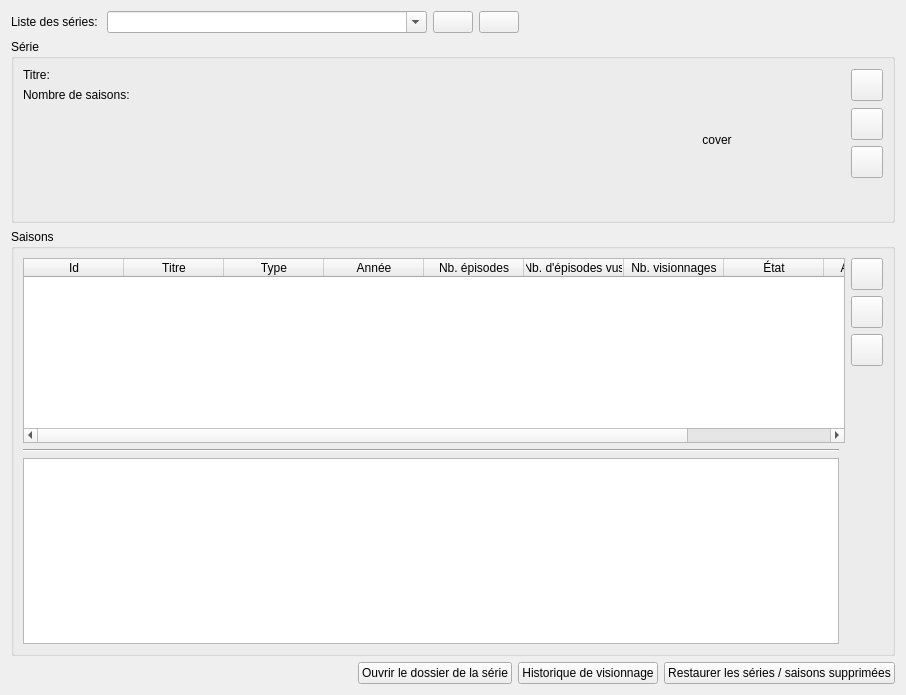
seigneurfuo/MyAnimeManager3, file src/ui/tabs/full_list_tab.ui: the form before one commit.
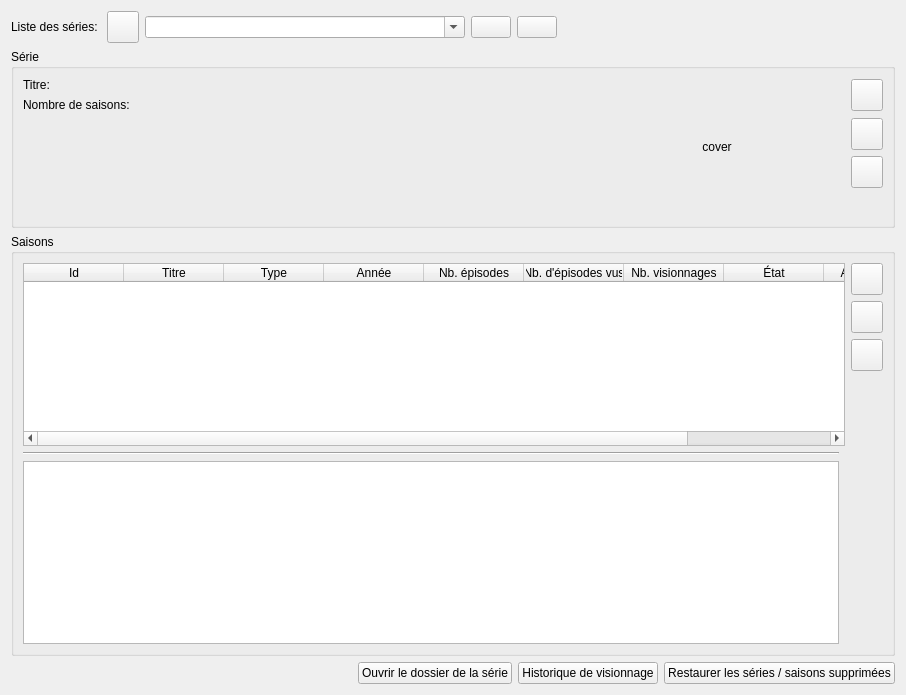
The form after the commit. Icons and pictures are not drawn.

Commit message: Ajout d'un bouton à coté de la zone de rechercher / sélécteur afin de rechercher plus simplement dans le champ.

The edit to the form file:
```diff
--- a/src/ui/tabs/full_list_tab.ui
+++ b/src/ui/tabs/full_list_tab.ui
@@ -16,38 +16,7 @@
   <layout class="QVBoxLayout" name="verticalLayout_3" stretch="0,0,0,0">
    <item>
     <layout class="QGridLayout" name="gridLayout">
-     <item row="0" column="3">
-      <widget class="QPushButton" name="next_serie_button">
-       <property name="text">
-        <string/>
-       </property>
-       <property name="icon">
-        <iconset>
-         <normaloff>../../resources/icons/arrow.png</normaloff>../../resources/icons/arrow.png</iconset>
-       </property>
-      </widget>
-     </item>
-     <item row="0" column="0">
-      <widget class="QLabel" name="label_5">
-       <property name="text">
-        <string>Liste des séries: </string>
-       </property>
-      </widget>
-     </item>
-     <item row="0" column="4">
-      <spacer name="horizontalSpacer_3">
-       <property name="orientation">
-        <enum>Qt::Horizontal</enum>
-       </property>
-       <property name="sizeHint" stdset="0">
-        <size>
-         <width>40</width>
-         <height>20</height>
-        </size>
-       </property>
-      </spacer>
-     </item>
-     <item row="0" column="1">
+     <item row="0" column="2">
       <widget class="QComboBox" name="comboBox">
        <property name="minimumSize">
         <size>
@@ -60,7 +29,7 @@
        </property>
       </widget>
      </item>
-     <item row="0" column="2">
+     <item row="0" column="4">
       <widget class="QPushButton" name="previous_serie_button">
        <property name="text">
         <string/>
@@ -71,6 +40,60 @@
        </property>
       </widget>
      </item>
+     <item row="0" column="6">
+      <spacer name="horizontalSpacer_3">
+       <property name="orientation">
+        <enum>Qt::Orientation::Horizontal</enum>
+       </property>
+       <property name="sizeHint" stdset="0">
+        <size>
+         <width>40</width>
+         <height>20</height>
+        </size>
+       </property>
+      </spacer>
+     </item>
+     <item row="0" column="5">
+      <widget class="QPushButton" name="next_serie_button">
+       <property name="text">
+        <string/>
+       </property>
+       <property name="icon">
+        <iconset>
+         <normaloff>../../resources/icons/arrow.png</normaloff>../../resources/icons/arrow.png</iconset>
+       </property>
+      </widget>
+     </item>
+     <item row="0" column="0">
+      <widget class="QLabel" name="label_5">
+       <property name="text">
+        <string>Liste des séries: </string>
+       </property>
+      </widget>
+     </item>
+     <item row="0" column="1">
+      <widget class="QPushButton" name="search_button">
+       <property name="minimumSize">
+        <size>
+         <width>32</width>
+         <height>32</height>
+        </size>
+       </property>
+       <property name="maximumSize">
+        <size>
+         <width>32</width>
+         <height>32</height>
+        </size>
+       </property>
+       <property name="text">
+        <string/>
+       </property>
+       <property name="icon">
+        <iconset>
+         <normaloff>../../resources/icons/magnifier.png</normaloff>../../resources/icons/magnifier.png</iconset>
+       </property>
+      </widget>
+     </item>
     </layout>
    </item>
    <item>
```
Left out of the diff: 8 changed lines with no effect on the pictures. The commit also changes 1 other file.
